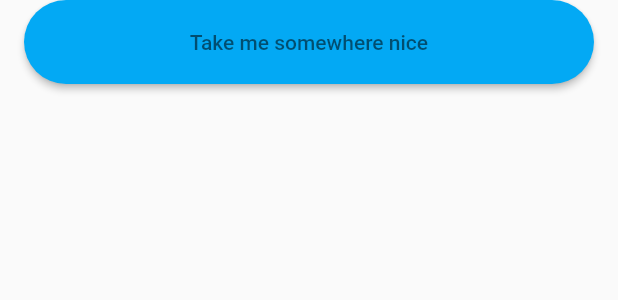
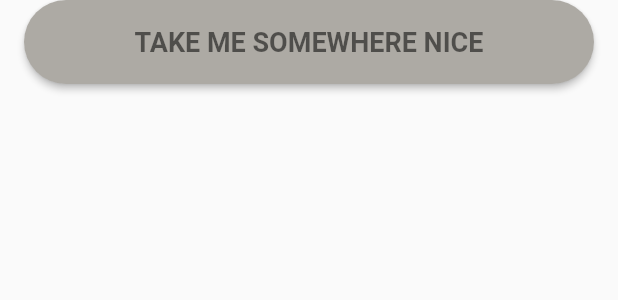
Before and after one commit to BelfDev/testing_flutter, a Flutter app: the ActionButton widget shown alone on an empty page, opened directly, on a phone screen of 412 x 824 dp. Shown: the top 300 px of the screen. Run offline on Flutter 3.47's test engine with Material 2 defaults, Android fonts, the phone set to English and light mode, and no system bars; network calls fail.

Commit message:
Add app colors

```diff
--- /dev/null
+++ b/lib/utils/app_colors.dart
@@ -0,0 +1,10 @@
+import 'dart:ui';
+
+class AppColors {
+  AppColors._();
+
+  static const white = const Color(0xFFFAFAFA);
+  static const navyBlue = const Color(0xFF1E232B);
+  static const paleGreen = const Color(0xFF707B67);
+  static const beige = const Color(0xFFADAAA4);
+}
--- a/lib/widgets/action_button.dart
+++ b/lib/widgets/action_button.dart
@@ -1,4 +1,5 @@
 import 'package:flutter/material.dart';
+import 'package:testing_flutter/utils/app_colors.dart';
 
 class ActionButton extends StatelessWidget {
   const ActionButton({
@@ -20,9 +21,15 @@ class ActionButton extends StatelessWidget {
       margin: margin,
       child: ElevatedButton(
         onPressed: onPressed,
-        child: Text(title),
+        child: Text(
+          title.toUpperCase(),
+          style: TextStyle(
+            fontWeight: FontWeight.bold,
+            fontSize: 18.0,
+          ),
+        ),
         style: ElevatedButton.styleFrom(
-          primary: Colors.lightBlue,
+          primary: AppColors.beige,
           onPrimary: Colors.black54,
           shape: const RoundedRectangleBorder(
             borderRadius: BorderRadius.all(
```
Also changed, not shown: lib/pages/home_page.dart (+10 -1 lines), 1 other file.
